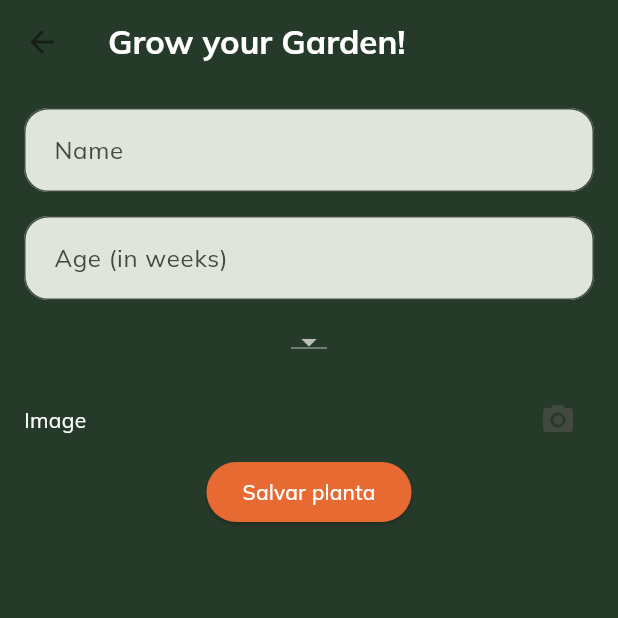
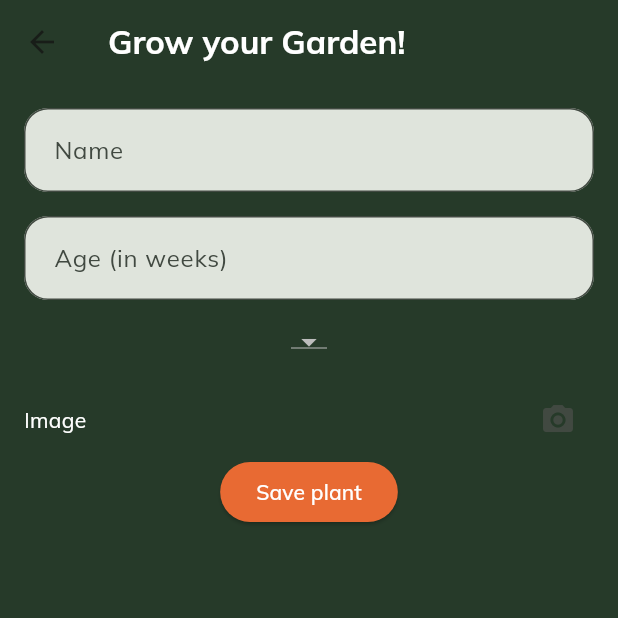
Before and after one commit to isarbela/plantasia-flutter, a Flutter app: the NewPlant screen opened directly, on a phone screen of 412 x 824 dp, the top half of it. Run offline on Flutter 3.47's test engine with Material 2 defaults, Android fonts, the light colour scheme and no system bars; our stand-ins replace image_picker, sqflite; accounts and stored records are empty; generated files the repository leaves out were written again; network calls fail.

Commit message:
Add more translated strings

```diff
--- a/plantasia/lib/l10n/app_en.arb
+++ b/plantasia/lib/l10n/app_en.arb
@@ -26,5 +26,13 @@
     "imageLabel": "Image",
     "@imageLabel": {
         "description": "Label for plant image"
+    },
+    "savePlantLabel": "Save plant",
+    "@savePlantLabel": {
+        "description": "Label for button save plant"
+    },
+    "commonNameLabel": "Common Name",
+    "@commonNameLabel": {
+        "description": "Label for plant  common name"
     }
 }
--- a/plantasia/lib/l10n/app_pt.arb
+++ b/plantasia/lib/l10n/app_pt.arb
@@ -5,5 +5,7 @@
    "nameLabel": "Nome",
    "ageLabel": "Idade (em semanas)",
    "speciesLabel": "Espécie",
-   "imageLabel": "Foto"
+   "imageLabel": "Foto",
+   "savePlantLabel": "Salvar Planta",
+   "commonNameLabel": "Nome Comum"
 }
--- a/plantasia/lib/widgets/new_plant_form.dart
+++ b/plantasia/lib/widgets/new_plant_form.dart
@@ -70,7 +70,7 @@ class NewPlantFormState extends State<NewPlantForm> {
                       border: OutlineInputBorder(
                         borderRadius: BorderRadius.circular(16),
                       ),
-                      hintText: 'Name',
+                      hintText: AppLocalizations.of(context)!.nameLabel,
                     ),
                     onChanged: (value) {
                       setState(() {
@@ -169,9 +169,9 @@ class NewPlantFormState extends State<NewPlantForm> {
                         }
                         Navigator.pop(context);
                       },
-                      child: const Text(
-                        'Salvar planta',
-                        style: TextStyle(color: Colors.white),
+                      child: Text(
+                        AppLocalizations.of(context)!.savePlantLabel,
+                        style: const TextStyle(color: Colors.white),
                       ))
                 ],
               ),
```
Also changed, not shown: plantasia/lib/widgets/column_information.dart (+4 -3 lines), plantasia/pubspec.lock.
